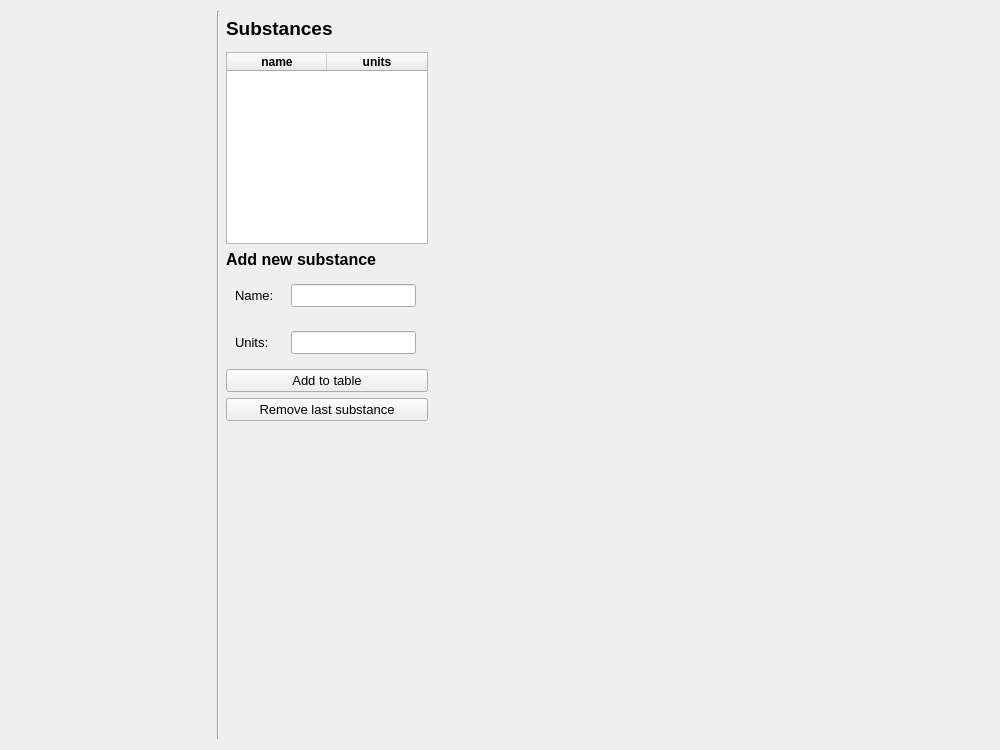
Before: the Qt Designer form threedi_models_and_simulations/ui/simulation_wizard/page_substances.ui in nens/threedi-api-qgis-client, drawn with Qt 5.
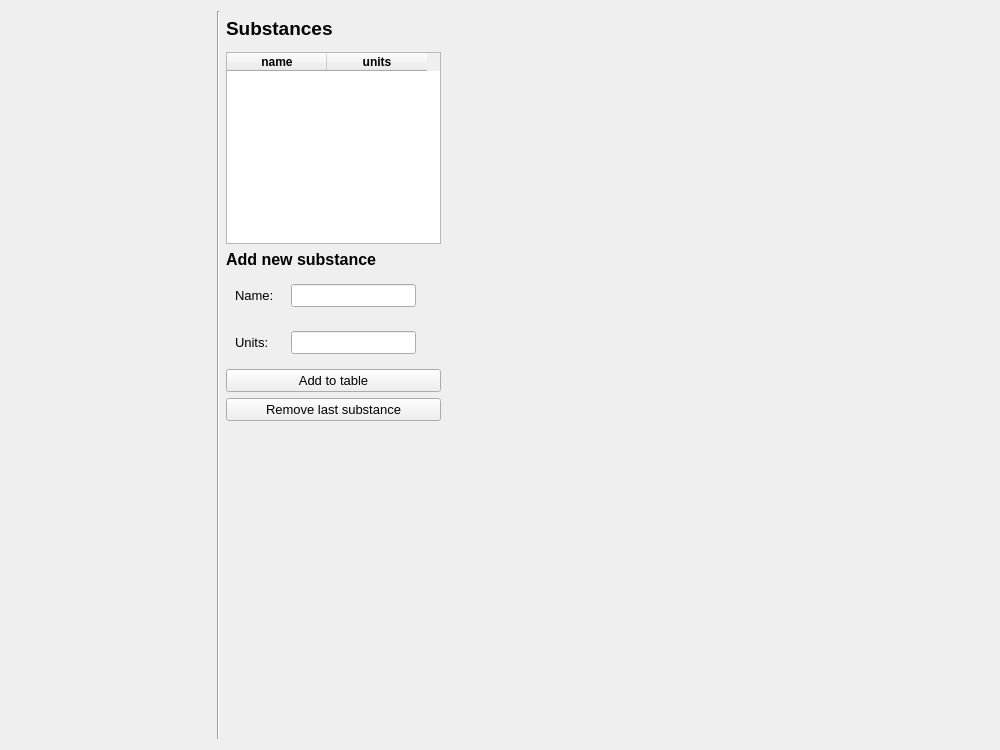
After: the same form once the commit is applied.

Commit message: max units length

Diff of the .ui file:
```diff
--- a/threedi_models_and_simulations/ui/simulation_wizard/page_substances.ui
+++ b/threedi_models_and_simulations/ui/simulation_wizard/page_substances.ui
@@ -228,7 +228,7 @@
      </property>
      <property name="maximumSize">
       <size>
-       <width>202</width>
+       <width>215</width>
        <height>16777215</height>
       </size>
      </property>
```
The commit also changes 1 other file.
